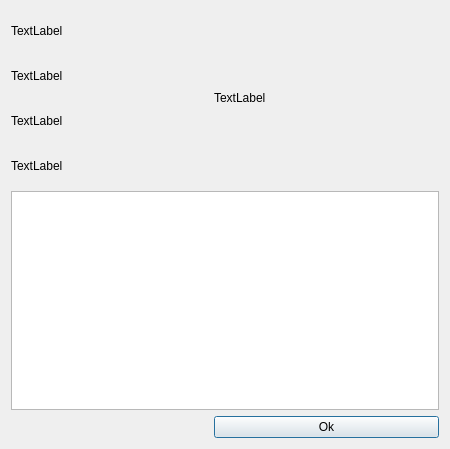
First picture: the form in sources/forms/About.ui, repository eduard-x/cnc-qt, before the edit.
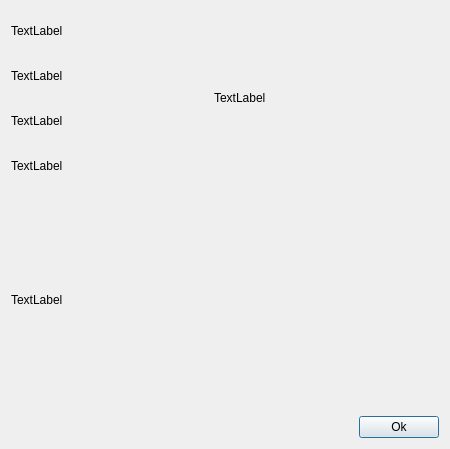
Second picture: the form after the edit.

The edit to the form file:
```diff
--- a/sources/forms/About.ui
+++ b/sources/forms/About.ui
@@ -20,42 +20,6 @@
    <string>Dialog</string>
   </property>
   <layout class="QGridLayout" name="gridLayout">
-   <item row="0" column="2">
-    <widget class="QLabel" name="labelImage">
-     <property name="minimumSize">
-      <size>
-       <width>225</width>
-       <height>174</height>
-      </size>
-     </property>
-     <property name="text">
-      <string>TextLabel</string>
-     </property>
-    </widget>
-   </item>
-   <item row="1" column="0" colspan="3">
-    <widget class="QTextBrowser" name="textInfo">
-     <property name="minimumSize">
-      <size>
-       <width>200</width>
-       <height>0</height>
-      </size>
-     </property>
-    </widget>
-   </item>
-   <item row="2" column="0" colspan="2">
-    <spacer name="horizontalSpacer">
-     <property name="orientation">
-      <enum>Qt::Horizontal</enum>
-     </property>
-     <property name="sizeHint" stdset="0">
-      <size>
-       <width>415</width>
-       <height>20</height>
-      </size>
-     </property>
-    </spacer>
-   </item>
    <item row="0" column="0">
     <layout class="QVBoxLayout" name="verticalLayout">
      <item>
@@ -94,13 +58,77 @@
      </item>
     </layout>
    </item>
-   <item row="2" column="2">
-    <widget class="QPushButton" name="pushButton">
+   <item row="0" column="1">
+    <widget class="QLabel" name="labelImage">
+     <property name="minimumSize">
+      <size>
+       <width>225</width>
+       <height>174</height>
+      </size>
+     </property>
      <property name="text">
-      <string>Ok</string>
+      <string>TextLabel</string>
      </property>
     </widget>
    </item>
+   <item row="1" column="0" colspan="2">
+    <widget class="QLabel" name="textInfo">
+     <property name="sizePolicy">
+      <sizepolicy hsizetype="Expanding" vsizetype="Expanding">
+       <horstretch>0</horstretch>
+       <verstretch>0</verstretch>
+      </sizepolicy>
+     </property>
+     <property name="minimumSize">
+      <size>
+       <width>200</width>
+       <height>0</height>
+      </size>
+     </property>
+     <property name="text">
+      <string>TextLabel</string>
+     </property>
+     <property name="textFormat">
+      <enum>Qt::RichText</enum>
+     </property>
+    </widget>
+   </item>
+   <item row="2" column="0" colspan="2">
+    <layout class="QHBoxLayout" name="horizontalLayout">
+     <item>
+      <spacer name="horizontalSpacer">
+       <property name="orientation">
+        <enum>Qt::Horizontal</enum>
+       </property>
+       <property name="sizeHint" stdset="0">
+        <size>
+         <width>40</width>
+         <height>20</height>
+        </size>
+       </property>
+      </spacer>
+     </item>
+     <item>
+      <widget class="QPushButton" name="pushButton">
+       <property name="minimumSize">
+        <size>
+         <width>75</width>
+         <height>0</height>
+        </size>
+       </property>
+       <property name="maximumSize">
+        <size>
+         <width>100</width>
+         <height>16777215</height>
+        </size>
+       </property>
+       <property name="text">
+        <string>Ok</string>
+       </property>
+      </widget>
+     </item>
+    </layout>
+   </item>
   </layout>
  </widget>
  <resources/>
```
